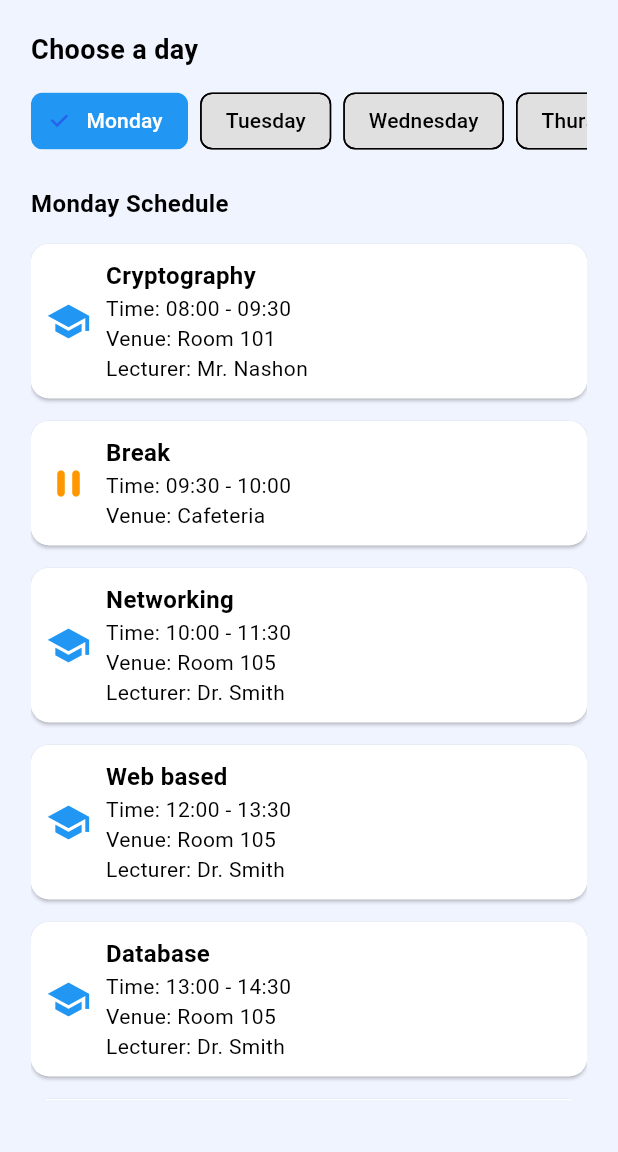
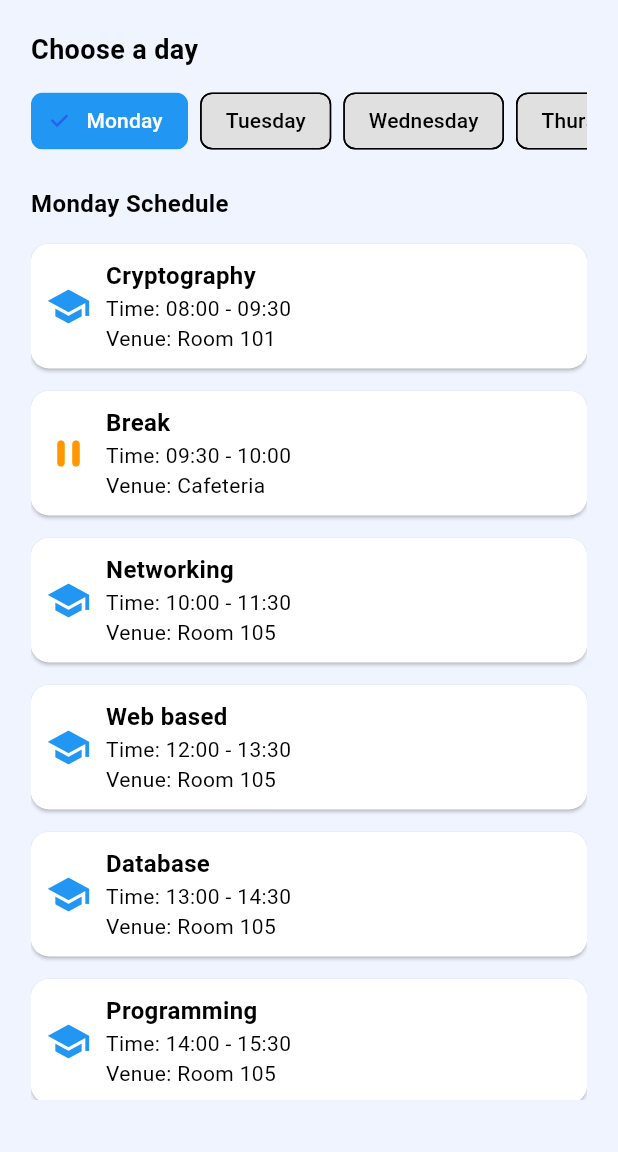
Before and after one commit to Nashon-Nsemwa/QrAttend, a Flutter app: the StudentSchedule screen opened by its route, on a phone screen of 412 x 824 dp, the part 84-1236 px from its top. Run offline on Flutter 3.47's test engine with Material 3 defaults, Android fonts, the phone set to English and light mode, and no system bars; our stand-ins replace device_info_plus, dropdown_search, flutter_svg, geolocator, get, get_storage and 5 more; missing offline and left inert: about, image_gallery_saver_plus, mobile_scanner; accounts and stored records are empty.

Commit message:
removing lecturel in schedule

```diff
--- a/lib/controllers/Lecture/ScheduleController.dart
+++ b/lib/controllers/Lecture/ScheduleController.dart
@@ -15,7 +15,7 @@
   }
 
   // The course value is the the first course in the list it is selected automatic
-  // Fetch courses taught by the lecture
+  // Fetch courses taught by the lecturer
   void fetchCourses() {
     courses.assignAll(["Cryptography", "Networking", "Database"]);
     selectedCourse.value = courses.first; // Set default course
@@ -31,21 +31,18 @@
             subject: "Introduction to Cryptography",
             time: "08:00 - 09:30",
             venue: "Room 201",
-            lecturer: "Dr. Nashon",
           ),
           ScheduleItem(
             type: "lecture",
             subject: "Hash Functions",
             time: "10:00 - 11:30",
             venue: "Room 202",
-            lecturer: "Dr. Nashon",
           ),
           ScheduleItem(
             type: "Break",
             subject: "Short Break",
             time: "10:00 - 11:30",
             venue: "",
-            lecturer: "",
           ),
         ],
         "Tuesday": [
@@ -54,7 +51,6 @@
             subject: "Public Key Cryptography",
             time: "08:00 - 09:30",
             venue: "Room 201",
-            lecturer: "Dr. Nashon",
           ),
         ],
       },
@@ -65,7 +61,6 @@
             subject: "Network Security",
             time: "12:00 - 13:30",
             venue: "Room 305",
-            lecturer: "Dr. Smith",
           ),
         ],
         "Tuesday": [
@@ -74,7 +69,6 @@
             subject: "TCP/IP Protocols",
             time: "10:00 - 11:30",
             venue: "Room 307",
-            lecturer: "Dr. Smith",
           ),
         ],
       },
--- a/lib/controllers/Student/Schedule.dart
+++ b/lib/controllers/Student/Schedule.dart
@@ -21,42 +21,36 @@
           subject: "Cryptography",
           time: "08:00 - 09:30",
           venue: "Room 101",
-          lecturer: "Mr. Nashon",
         ),
         ScheduleItem(
           type: "break",
           subject: "Break",
           time: "09:30 - 10:00",
           venue: "Cafeteria",
-          lecturer: "",
         ),
         ScheduleItem(
           type: "lecture",
           subject: "Networking",
           time: "10:00 - 11:30",
           venue: "Room 105",
-          lecturer: "Dr. Smith",
         ),
         ScheduleItem(
           type: "lecture",
           subject: "Web based",
           time: "12:00 - 13:30",
           venue: "Room 105",
-          lecturer: "Dr. Smith",
         ),
         ScheduleItem(
           type: "lecture",
           subject: "Database",
           time: "13:00 - 14:30",
           venue: "Room 105",
-          lecturer: "Dr. Smith",
         ),
         ScheduleItem(
           type: "lecture",
           subject: "Programming",
           time: "14:00 - 15:30",
           venue: "Room 105",
-          lecturer: "Dr. Smith",
         ),
       ],
       "Tuesday": [
@@ -65,14 +59,12 @@
           subject: "Mathematics",
           time: "08:00 - 09:30",
           venue: "Room 102",
-          lecturer: "Ms. Jane",
         ),
         ScheduleItem(
           type: "lecture",
           subject: "Programming",
           time: "10:00 - 11:30",
           venue: "Room 103",
-          lecturer: "Mr. David",
         ),
       ],
     };
--- a/lib/models/Schedule.dart
+++ b/lib/models/Schedule.dart
@@ -3,14 +3,12 @@
   final String subject;
   final String time;
   final String venue;
-  final String lecturer;
 
   ScheduleItem({
     required this.type,
     required this.subject,
     required this.time,
     required this.venue,
-    required this.lecturer,
   });
 
   factory ScheduleItem.fromJson(Map<String, String> json) {
@@ -19,7 +17,6 @@
       subject: json['subject'] ?? '',
       time: json['time'] ?? '',
       venue: json['venue'] ?? '',
-      lecturer: json['lecturer'] ?? '',
     );
   }
 }
--- a/lib/views/lecturers/Schedule.dart
+++ b/lib/views/lecturers/Schedule.dart
@@ -185,8 +185,6 @@
                                       ),
                                       Text("Time: ${item.time}"),
                                       Text("Venue: ${item.venue}"),
-                                      if (item.lecturer.isNotEmpty)
-                                        Text("Lecturer: ${item.lecturer}"),
                                     ],
                                   ),
                                 ),
--- a/lib/views/students/Schedule.dart
+++ b/lib/views/students/Schedule.dart
@@ -149,8 +149,6 @@
                                         ),
                                         Text("Time: ${item.time}"),
                                         Text("Venue: ${item.venue}"),
-                                        if (item.lecturer.isNotEmpty)
-                                          Text("Lecturer: ${item.lecturer}"),
                                       ],
                                     ),
                                   ),
```
